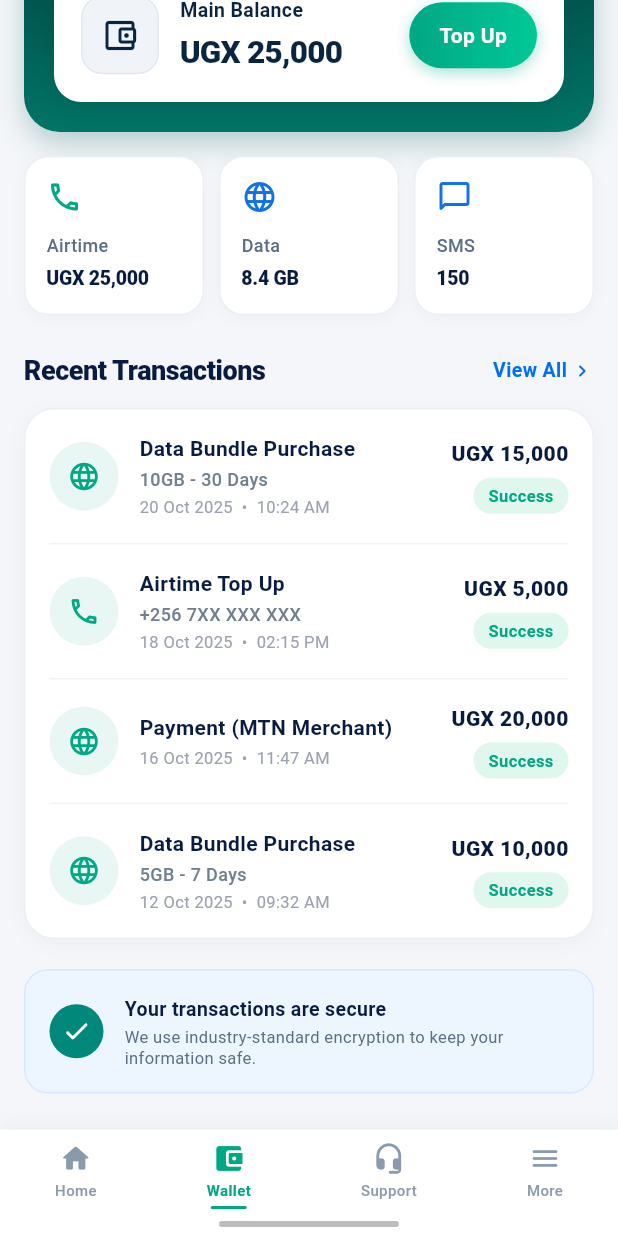
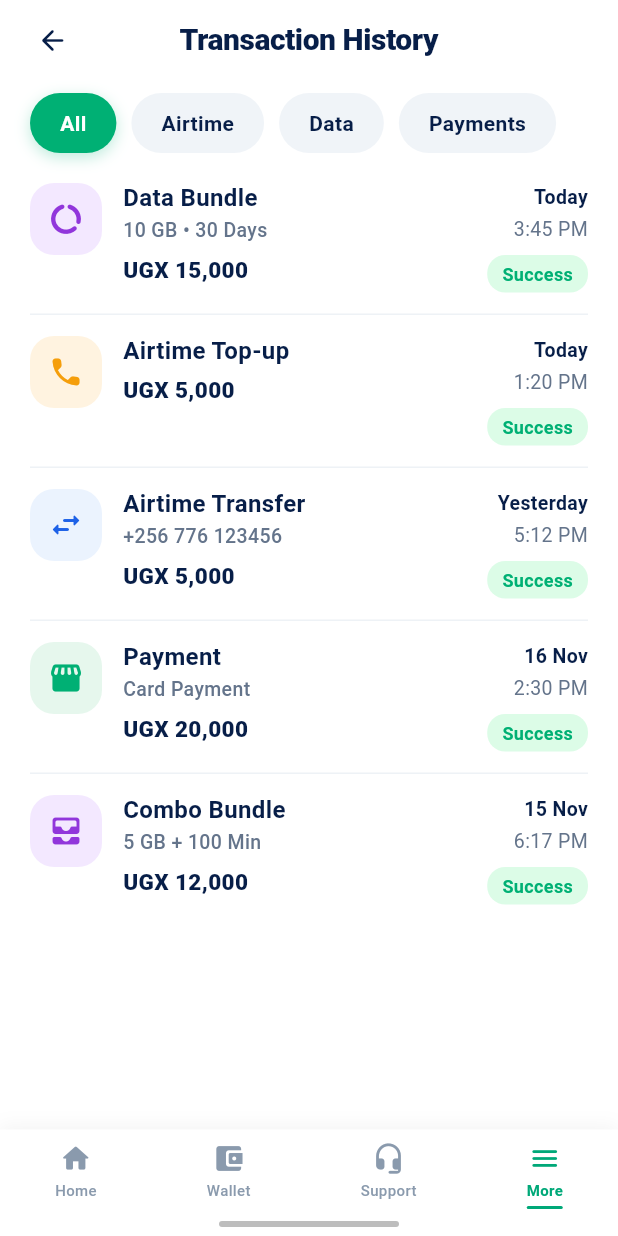
Before and after one commit to ssemambonathan/lyca, a Flutter app: the WalletScreen screen opened directly, scrolled down 199 dp, after a tap on "View All", on a phone screen of 412 x 824 dp. Run offline on Flutter 3.47's test engine with Material 3 defaults, Android fonts, the phone set to English and light mode, and no system bars; network calls fail.

Commit message:
transactions screen

```diff
--- /dev/null
+++ b/lib/screens/transactions screen.dart
@@ -0,0 +1,581 @@
+import 'package:flutter/material.dart';
+import 'dashboard.dart';
+import 'wallet.dart';
+import 'support.dart';
+
+class TransactionsScreen extends StatefulWidget {
+  final VoidCallback? onBackToHome;
+  final ValueChanged<int>? onSelectTab;
+
+  const TransactionsScreen({
+    super.key,
+    this.onBackToHome,
+    this.onSelectTab,
+  });
+
+  @override
+  State<TransactionsScreen> createState() => _TransactionsScreenState();
+}
+
+class _TransactionsScreenState extends State<TransactionsScreen> {
+  int _selectedCategoryIndex = 0;
+  int _selectedNavIndex = 3; // 3 = More active as per reference photo
+
+  final List<String> _categories = ['All', 'Airtime', 'Data', 'Payments'];
+
+  final List<_TransactionItem> _allTransactions = [
+    _TransactionItem(
+      type: 'Data',
+      title: 'Data Bundle',
+      subtitle: '10 GB • 30 Days',
+      amount: 'UGX 15,000',
+      date: 'Today',
+      time: '3:45 PM',
+      status: 'Success',
+      iconBgColor: const Color(0xFFF3E8FF),
+      iconColor: const Color(0xFF9136DB),
+      icon: Icons.data_usage_rounded,
+    ),
+    _TransactionItem(
+      type: 'Airtime',
+      title: 'Airtime Top-up',
+      subtitle: null,
+      amount: 'UGX 5,000',
+      date: 'Today',
+      time: '1:20 PM',
+      status: 'Success',
+      iconBgColor: const Color(0xFFFFF3E0),
+      iconColor: const Color(0xFFF59E0B),
+      icon: Icons.phone_rounded,
+    ),
+    _TransactionItem(
+      type: 'Airtime',
+      title: 'Airtime Transfer',
+      subtitle: '+256 776 123456',
+      amount: 'UGX 5,000',
+      date: 'Yesterday',
+      time: '5:12 PM',
+      status: 'Success',
+      iconBgColor: const Color(0xFFEBF3FE),
+      iconColor: const Color(0xFF1D61E7),
+      icon: Icons.swap_horiz_rounded,
+    ),
+    _TransactionItem(
+      type: 'Payments',
+      title: 'Payment',
+      subtitle: 'Card Payment',
+      amount: 'UGX 20,000',
+      date: '16 Nov',
+      time: '2:30 PM',
+      status: 'Success',
+      iconBgColor: const Color(0xFFE6F7ED),
+      iconColor: const Color(0xFF00B074),
+      icon: Icons.storefront_rounded,
+    ),
+    _TransactionItem(
+      type: 'Data',
+      title: 'Combo Bundle',
+      subtitle: '5 GB + 100 Min',
+      amount: 'UGX 12,000',
+      date: '15 Nov',
+      time: '6:17 PM',
+      status: 'Success',
+      iconBgColor: const Color(0xFFF3E8FF),
+      iconColor: const Color(0xFF9136DB),
+      icon: Icons.all_inbox_rounded,
+    ),
+  ];
+
+  List<_TransactionItem> get _filteredTransactions {
+    if (_selectedCategoryIndex == 0) {
+      return _allTransactions;
+    }
+    final selectedCategory = _categories[_selectedCategoryIndex];
+    return _allTransactions
+        .where((t) => t.type.toLowerCase() == selectedCategory.toLowerCase())
+        .toList();
+  }
+
+  void _handleBack() {
+    if (Navigator.canPop(context)) {
+      Navigator.pop(context);
+    } else if (widget.onBackToHome != null) {
+      widget.onBackToHome!();
+    } else if (widget.onSelectTab != null) {
+      widget.onSelectTab!(0);
+    }
+  }
+
+  void _handleNavTap(int index) {
+    if (index == 0) {
+      if (widget.onBackToHome != null) {
+        widget.onBackToHome!();
+      } else if (Navigator.canPop(context)) {
+        Navigator.pop(context);
+      } else {
+        setState(() {
+          _selectedNavIndex = 0;
+        });
+      }
+    } else if (widget.onSelectTab != null) {
+      widget.onSelectTab!(index);
+    } else {
+      setState(() {
+        _selectedNavIndex = index;
+      });
+    }
+  }
+
+  @override
+  Widget build(BuildContext context) {
+    if (_selectedNavIndex == 0) {
+      return const DashboardScreen();
+    }
+    if (_selectedNavIndex == 1) {
+      return WalletScreen(
+        onBackToHome: () {
+          setState(() {
+            _selectedNavIndex = 3;
+          });
+        },
+      );
+    }
+    if (_selectedNavIndex == 2) {
+      return SupportScreen(
+        onBackToHome: () {
+          setState(() {
+            _selectedNavIndex = 3;
+          });
+        },
+        onSelectTab: (index) {
+          setState(() {
+            _selectedNavIndex = index;
+          });
+        },
+      );
+    }
+
+    return Scaffold(
+      backgroundColor: Colors.white,
+      body: SafeArea(
+        bottom: false,
+        child: Column(
+          children: [
+            const SizedBox(height: 8),
+
+            // Top Header: Back Arrow + Title
+            _buildHeader(),
+
+            const SizedBox(height: 16),
+
+            // Filter Chips Bar (All, Airtime, Data, Payments)
+            _buildCategoryFilters(),
+
+            const SizedBox(height: 20),
+
+            // Transactions List
+            Expanded(
+              child: _filteredTransactions.isEmpty
+                  ? _buildEmptyState()
+                  : SingleChildScrollView(
+                      physics: const BouncingScrollPhysics(),
+                      padding: const EdgeInsets.symmetric(horizontal: 20.0),
+                      child: Column(
+                        children: List.generate(_filteredTransactions.length, (index) {
+                          final item = _filteredTransactions[index];
+                          final isLast = index == _filteredTransactions.length - 1;
+
+                          return Column(
+                            children: [
+                              _buildTransactionTile(item),
+                              if (!isLast)
+                                const Padding(
+                                  padding: EdgeInsets.symmetric(vertical: 14.0),
+                                  child: Divider(
+                                    color: Color(0xFFEEF2F6),
+                                    thickness: 1,
+                                    height: 1,
+                                  ),
+                                ),
+                            ],
+                          );
+                        }),
+                      ),
+                    ),
+            ),
+
+            // Bottom Navigation Bar
+            _buildBottomNavBar(),
+          ],
+        ),
+      ),
+    );
+  }
+
+  // ---------------------------------------------------------------------------
+  // 1. TOP HEADER BAR
+  // ---------------------------------------------------------------------------
+  Widget _buildHeader() {
+    return Padding(
+      padding: const EdgeInsets.symmetric(horizontal: 16.0),
+      child: Row(
+        children: [
+          InkWell(
+            onTap: _handleBack,
+            borderRadius: BorderRadius.circular(24),
+            child: const Padding(
+              padding: EdgeInsets.all(8.0),
+              child: Icon(
+                Icons.arrow_back_rounded,
+                size: 22,
+                color: Color(0xFF071E48),
+              ),
+            ),
+          ),
+          Expanded(
+            child: Center(
+              child: Text(
+                'Transaction History',
+                style: const TextStyle(
+                  fontSize: 20,
+                  fontWeight: FontWeight.w800,
+                  color: Color(0xFF071E48),
+                  letterSpacing: -0.3,
+                ),
+              ),
+            ),
+          ),
+          const SizedBox(width: 38), // Balance for back button
+        ],
+      ),
+    );
+  }
+
+  // ---------------------------------------------------------------------------
+  // 2. CATEGORY FILTERS (ALL, AIRTIME, DATA, PAYMENTS)
+  // ---------------------------------------------------------------------------
+  Widget _buildCategoryFilters() {
+    return SizedBox(
+      height: 40,
+      child: ListView.separated(
+        scrollDirection: Axis.horizontal,
+        padding: const EdgeInsets.symmetric(horizontal: 20.0),
+        itemCount: _categories.length,
+        separatorBuilder: (_, _) => const SizedBox(width: 10),
+        itemBuilder: (context, index) {
+          final category = _categories[index];
+          final isSelected = _selectedCategoryIndex == index;
+
+          return InkWell(
+            onTap: () {
+              setState(() {
+                _selectedCategoryIndex = index;
+              });
+            },
+            borderRadius: BorderRadius.circular(20),
+            child: AnimatedContainer(
+              duration: const Duration(milliseconds: 200),
+              padding: const EdgeInsets.symmetric(horizontal: 20, vertical: 8),
+              decoration: BoxDecoration(
+                color: isSelected ? const Color(0xFF00B074) : const Color(0xFFF0F4F8),
+                borderRadius: BorderRadius.circular(20),
+                boxShadow: isSelected
+                    ? [
+                        BoxShadow(
+                          color: const Color(0xFF00B074).withValues(alpha: 0.25),
+                          blurRadius: 8,
+                          offset: const Offset(0, 3),
+                        )
+                      ]
+                    : null,
+              ),
+              child: Center(
+                child: Text(
+                  category,
+                  style: TextStyle(
+                    fontSize: 14,
+                    fontWeight: isSelected ? FontWeight.w700 : FontWeight.w600,
+                    color: isSelected ? Colors.white : const Color(0xFF071E48),
+                  ),
+                ),
+              ),
+            ),
+          );
+        },
+      ),
+    );
+  }
+
+  // ---------------------------------------------------------------------------
+  // 3. TRANSACTION TILE
+  // ---------------------------------------------------------------------------
+  Widget _buildTransactionTile(_TransactionItem item) {
+    return Row(
+      crossAxisAlignment: CrossAxisAlignment.start,
+      children: [
+        // Left Icon Container
+        Container(
+          width: 48,
+          height: 48,
+          decoration: BoxDecoration(
+            color: item.iconBgColor,
+            borderRadius: BorderRadius.circular(16),
+          ),
+          child: Icon(
+            item.icon,
+            color: item.iconColor,
+            size: 24,
+          ),
+        ),
+        const SizedBox(width: 14),
+
+        // Middle Info (Title, Subtitle, Amount)
+        Expanded(
+          child: Column(
+            crossAxisAlignment: CrossAxisAlignment.start,
+            children: [
+              Text(
+                item.title,
+                style: const TextStyle(
+                  fontSize: 16,
+                  fontWeight: FontWeight.w700,
+                  color: Color(0xFF071E48),
+                  height: 1.2,
+                ),
+              ),
+              if (item.subtitle != null && item.subtitle!.isNotEmpty) ...[
+                const SizedBox(height: 3),
+                Text(
+                  item.subtitle!,
+                  style: const TextStyle(
+                    fontSize: 13,
+                    fontWeight: FontWeight.w500,
+                    color: Color(0xFF64748B),
+                  ),
+                ),
+              ],
+              const SizedBox(height: 6),
+              Text(
+                item.amount,
+                style: const TextStyle(
+                  fontSize: 15,
+                  fontWeight: FontWeight.w800,
+                  color: Color(0xFF071E48),
+                ),
+              ),
+            ],
+          ),
+        ),
+        const SizedBox(width: 10),
+
+        // Right Info (Date, Time, Status)
+        Column(
+          crossAxisAlignment: CrossAxisAlignment.end,
+          children: [
+            Text(
+              item.date,
+              style: const TextStyle(
+                fontSize: 13,
+                fontWeight: FontWeight.w700,
+                color: Color(0xFF071E48),
+              ),
+            ),
+            const SizedBox(height: 2),
+            Text(
+              item.time,
+              style: const TextStyle(
+                fontSize: 13,
+                fontWeight: FontWeight.w400,
+                color: Color(0xFF64748B),
+              ),
+            ),
+            const SizedBox(height: 8),
+
+            // Status Badge
+            Container(
+              padding: const EdgeInsets.symmetric(horizontal: 10, vertical: 4),
+              decoration: BoxDecoration(
+                color: const Color(0xFFDCFCE7),
+                borderRadius: BorderRadius.circular(12),
+              ),
+              child: Text(
+                item.status,
+                style: const TextStyle(
+                  fontSize: 12,
+                  fontWeight: FontWeight.w700,
+                  color: Color(0xFF00B074),
+                ),
+              ),
+            ),
+          ],
+        ),
+      ],
+    );
+  }
+
+  // ---------------------------------------------------------------------------
+  // 4. EMPTY STATE
+  // ---------------------------------------------------------------------------
+  Widget _buildEmptyState() {
+    return Center(
+      child: Column(
+        mainAxisAlignment: MainAxisAlignment.center,
+        children: const [
+          Icon(
+            Icons.receipt_long_outlined,
+            size: 54,
+            color: Color(0xFF94A3B8),
+          ),
+          SizedBox(height: 12),
+          Text(
+            'No transactions found',
+            style: TextStyle(
+              fontSize: 16,
+              fontWeight: FontWeight.w600,
+              color: Color(0xFF64748B),
+            ),
+          ),
+        ],
+      ),
+    );
+  }
+
+  // ---------------------------------------------------------------------------
+  // 5. BOTTOM NAVIGATION BAR
+  // ---------------------------------------------------------------------------
+  Widget _buildBottomNavBar() {
+    return Container(
+      decoration: BoxDecoration(
+        color: Colors.white,
+        boxShadow: [
+          BoxShadow(
+            color: Colors.black.withValues(alpha: 0.05),
+            blurRadius: 10,
+            offset: const Offset(0, -2),
+          ),
+        ],
+      ),
+      child: SafeArea(
+        top: false,
+        child: Column(
+          mainAxisSize: MainAxisSize.min,
+          children: [
+            Padding(
+              padding: const EdgeInsets.symmetric(vertical: 8.0),
+              child: Row(
+                mainAxisAlignment: MainAxisAlignment.spaceAround,
+                children: [
+                  _buildNavItem(
+                    index: 0,
+                    icon: Icons.home_rounded,
+                    label: 'Home',
+                  ),
+                  _buildNavItem(
+                    index: 1,
+                    icon: Icons.account_balance_wallet_rounded,
+                    label: 'Wallet',
+                  ),
+                  _buildNavItem(
+                    index: 2,
+                    icon: Icons.headset_mic_rounded,
+                    label: 'Support',
+                  ),
+                  _buildNavItem(
+                    index: 3,
+                    icon: Icons.menu_rounded,
+                    label: 'More',
+                  ),
+                ],
+              ),
+            ),
+
+            // Bottom Device Handle Bar
+            Container(
+              width: 120,
+              height: 4,
+              margin: const EdgeInsets.only(bottom: 6),
+              decoration: BoxDecoration(
+                color: Colors.grey.shade400,
+                borderRadius: BorderRadius.circular(2),
+              ),
+            ),
+          ],
+        ),
+      ),
+    );
+  }
+
+  Widget _buildNavItem({
+    required int index,
+    required IconData icon,
+    required String label,
+  }) {
+    final isSelected = _selectedNavIndex == index;
+    const activeColor = Color(0xFF00A878);
+    const inactiveColor = Color(0xFF8A9AAD);
+
+    return InkWell(
+      onTap: () => _handleNavTap(index),
+      borderRadius: BorderRadius.circular(8),
+      child: Column(
+        mainAxisSize: MainAxisSize.min,
+        children: [
+          Icon(
+            icon,
+            color: isSelected ? activeColor : inactiveColor,
+            size: 22,
+          ),
+          const SizedBox(height: 3),
+          Text(
+            label,
+            style: TextStyle(
+              fontSize: 10,
+              fontWeight: isSelected ? FontWeight.w700 : FontWeight.w500,
+              color: isSelected ? activeColor : inactiveColor,
+            ),
+          ),
+          const SizedBox(height: 4),
+
+          // Active Line Indicator
+          Container(
+            height: 2,
+            width: 24,
+            decoration: BoxDecoration(
+              color: isSelected ? activeColor : Colors.transparent,
+              borderRadius: BorderRadius.circular(1),
+            ),
+          ),
+        ],
+      ),
+    );
+  }
+}
+
+// ---------------------------------------------------------------------------
+// DATA CLASS
+// ---------------------------------------------------------------------------
+class _TransactionItem {
+  final String type;
+  final String title;
+  final String? subtitle;
+  final String amount;
+  final String date;
+  final String time;
+  final String status;
+  final Color iconBgColor;
+  final Color iconColor;
+  final IconData icon;
+
+  _TransactionItem({
+    required this.type,
+    required this.title,
+    this.subtitle,
+    required this.amount,
+    required this.date,
+    required this.time,
+    required this.status,
+    required this.iconBgColor,
+    required this.iconColor,
+    required this.icon,
+  });
+}
--- a/lib/screens/wallet.dart
+++ b/lib/screens/wallet.dart
@@ -1,7 +1,7 @@
 import 'package:flutter/material.dart';
-import 'detailed.dart';
 import 'support.dart';
 import 'profilescreen.dart';
+import 'transactions screen.dart';
 
 class WalletScreen extends StatefulWidget {
   final VoidCallback? onBackToHome;
@@ -498,7 +498,14 @@ class _WalletScreenState extends State<WalletScreen> {
           ),
         ),
         InkWell(
-          onTap: () {},
+          onTap: () {
+            Navigator.push(
+              context,
+              MaterialPageRoute(
+                builder: (context) => const TransactionsScreen(),
+              ),
+            );
+          },
           borderRadius: BorderRadius.circular(4),
           child: Row(
             children: const [
```
